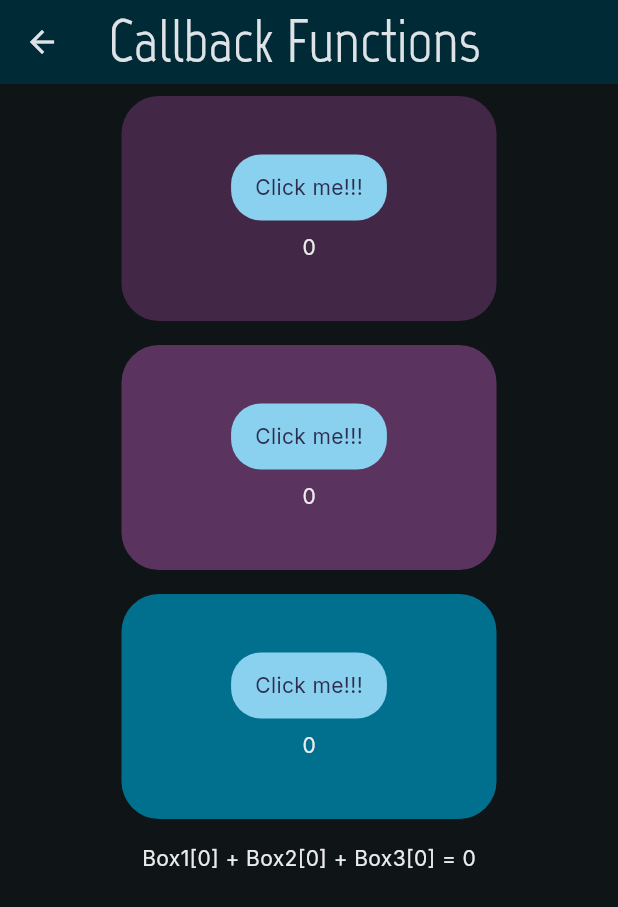
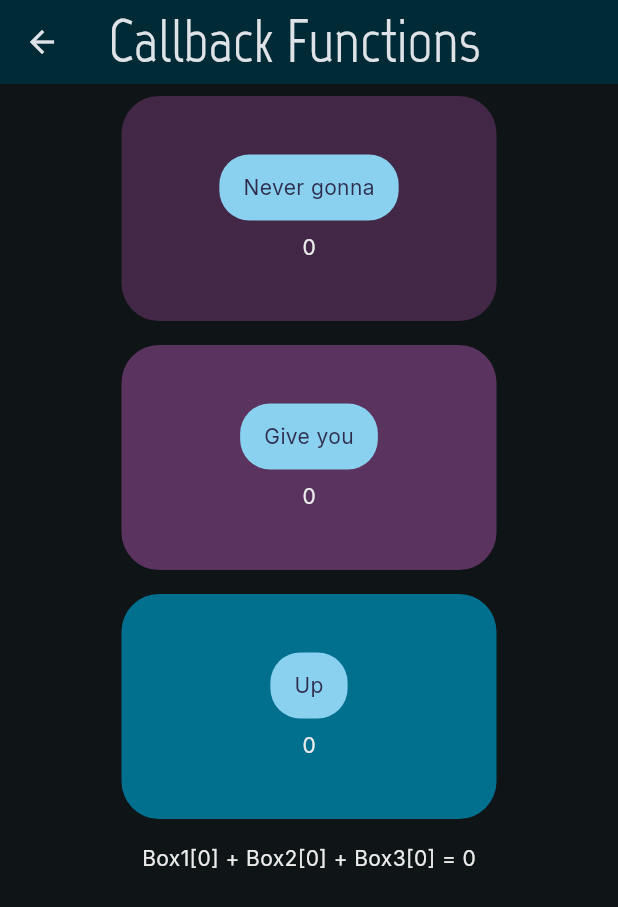
Before and after one commit to Gracelium64/Kapital5, a Flutter app: the CallbackFunctions screen opened directly, on a phone screen of 412 x 824 dp. Shown: the top 907 px of the screen. Run offline on Flutter 3.47's test engine with Material 3 defaults, Android fonts, the phone set to English and light mode, and no system bars; our stand-ins replace material_design_icons_flutter.

Commit message:
i had to

```diff
--- a/lib/src/features/5.1.2_callback_functions/presentation/callback_functions.dart
+++ b/lib/src/features/5.1.2_callback_functions/presentation/callback_functions.dart
@@ -39,6 +39,7 @@ class _CallbackFunctionsState extends State<CallbackFunctions> {
                     box1 = count;
                   });
                 },
+                buttonText: 'Never gonna',
               ),
               CounterBox(
                 boxColor: Palette.monarchPurple2,
@@ -47,6 +48,7 @@ class _CallbackFunctionsState extends State<CallbackFunctions> {
                     box2 = count;
                   });
                 },
+                buttonText: 'Give you',
               ),
               CounterBox(
                 boxColor: Palette.lightTeal,
@@ -55,12 +57,13 @@ class _CallbackFunctionsState extends State<CallbackFunctions> {
                     box3 = count;
                   });
                 },
+                buttonText: 'Up',
               ),
 
               Text(
                 finalCount < 15
                     ? 'Box1[$box1] + Box2[$box2] + Box3[$box3] = $finalCount'
-                    : 'You just lost The Game',
+                    : 'You just lost The Game [$finalCount]',
               ),
             ],
           ),
--- a/lib/src/features/5.1.2_callback_functions/presentation/widgets/counter_box.dart
+++ b/lib/src/features/5.1.2_callback_functions/presentation/widgets/counter_box.dart
@@ -4,11 +4,12 @@ import 'package:kapital_5/src/features/5.1.2_callback_functions/presentation/wid
 class CounterBox extends StatefulWidget {
   final Color boxColor;
   final void Function(int count) onChanged;
+  final String buttonText;
 
   const CounterBox({
     super.key,
     required this.boxColor,
-    required this.onChanged,
+    required this.onChanged, required this.buttonText,
   });
 
   @override
@@ -32,7 +33,7 @@ class _CounterBoxState extends State<CounterBox> {
         mainAxisAlignment: MainAxisAlignment.center,
         children: [
           CutomButton(
-            buttonText: 'Click me!!!',
+            buttonText: widget.buttonText,
             onPressed: () {
               setState(() {
                 counter++;
```
